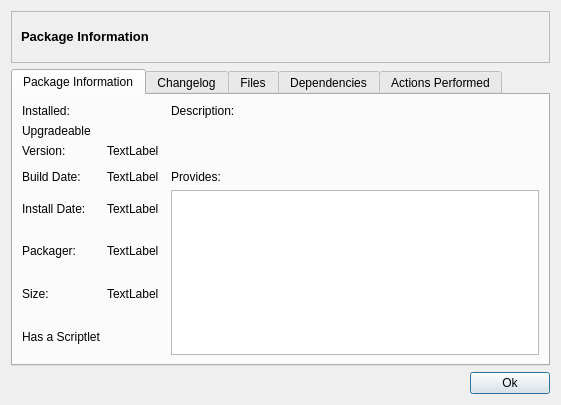
Above: trunk/shaman/ui/pkgProperties.ui from drf/shaman1 before the change. Below: the same form after it.
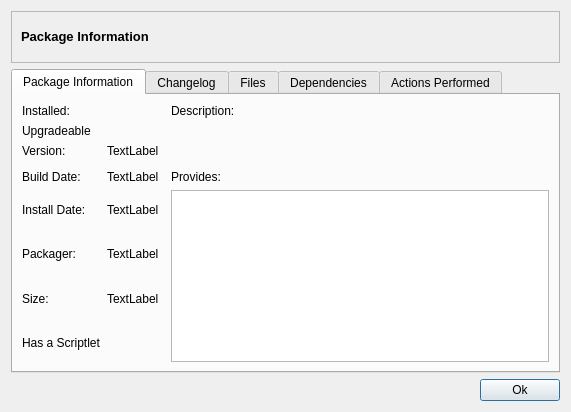
That is the form after the change. Icons and pictures are not drawn.

Commit message: Better size

Diff of the .ui file:
```diff
--- a/trunk/shaman/ui/pkgProperties.ui
+++ b/trunk/shaman/ui/pkgProperties.ui
@@ -8,8 +8,8 @@
    <rect>
     <x>0</x>
     <y>0</y>
-    <width>561</width>
-    <height>405</height>
+    <width>571</width>
+    <height>412</height>
    </rect>
   </property>
   <property name="windowTitle" >
@@ -92,8 +92,8 @@
          <rect>
           <x>0</x>
           <y>0</y>
-          <width>539</width>
-          <height>269</height>
+          <width>549</width>
+          <height>276</height>
          </rect>
         </property>
         <attribute name="title" >
```
Left out of the diff: 17 changed lines with no effect on the pictures.
